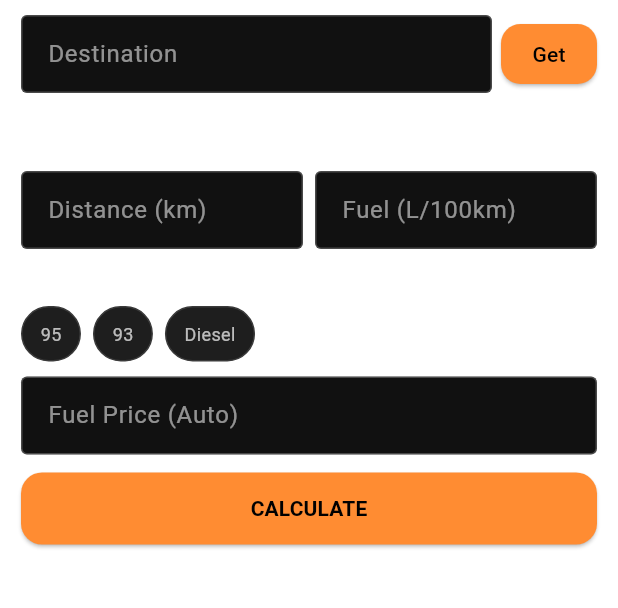
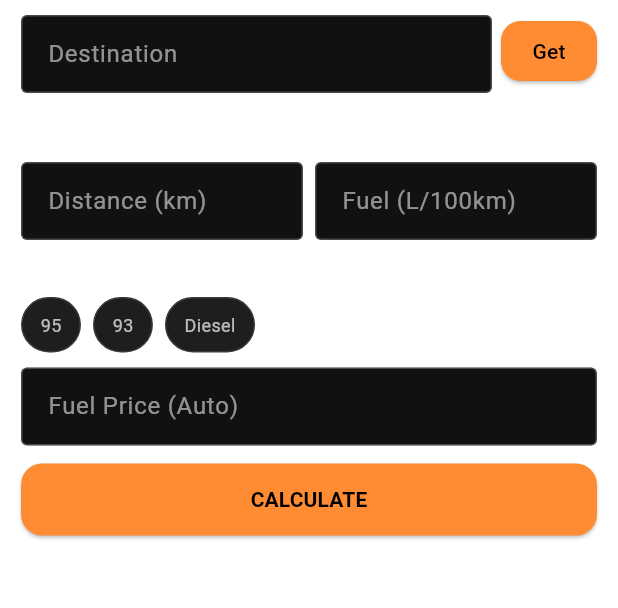
Before and after one commit to VSoulRSA/gazol, a Flutter app: the FuelScreen screen opened directly, on a phone screen of 412 x 824 dp, the part 171-779 px from its top. Run offline on Flutter 3.47's test engine with Material 3 defaults, Android fonts, the phone set to English and light mode, and no system bars; drawn by our look-alikes of google_mobile_ads; our stand-ins replace geocoding, geolocator, shared_preferences; accounts and stored records are empty; network calls fail.

Commit message:
Refine Gazol UI and improve decimal input handling

```diff
--- a/lib/main.dart
+++ b/lib/main.dart
@@ -582,6 +582,7 @@ class _FuelScreenState extends State<FuelScreen>
 
                     // Destination row (Destination field + Get button)
                     Row(
+                      crossAxisAlignment: CrossAxisAlignment.start,
                       children: [
                         Expanded(
                           child: TextField(
@@ -591,36 +592,54 @@ class _FuelScreenState extends State<FuelScreen>
                             decoration: boxInput("Destination"),
                           ),
                         ),
+
                         const SizedBox(width: 6),
+
+                        Column(
+                          children: [
                             ElevatedButton(
                               onPressed: fetchDistance,
                               style: ElevatedButton.styleFrom(
                                 backgroundColor: const Color(0xFFFF8C32),
-                            padding: const EdgeInsets.symmetric(horizontal: 13, vertical: 10),
+                                padding: const EdgeInsets.symmetric(
+                                  horizontal: 13,
+                                  vertical: 10,
+                                ),
                                 shape: RoundedRectangleBorder(
-                                borderRadius: BorderRadius.circular(13)),
+                                  borderRadius: BorderRadius.circular(13),
                                 ),
-                          child: const Text("Get", style: TextStyle(color: Colors.black)),
+                              ),
+                              child: const Text(
+                                "Get",
+                                style: TextStyle(color: Colors.black),
+                              ),
+                            ),
+
+                            const SizedBox(height: 6),
+
+                            if (currentLat != null && currentLng != null)
+                              SizedBox(
+                                width: 48,
+                                height: 40,
+                                child: ElevatedButton(
+                                  onPressed: _openMap,
+                                  style: ElevatedButton.styleFrom(
+                                    backgroundColor: const Color(0xFF1E1E1E),
+                                    padding: EdgeInsets.zero,
+                                    shape: RoundedRectangleBorder(
+                                      borderRadius: BorderRadius.circular(12),
+                                    ),
+                                  ),
+                                  child: const Icon(
+                                    Icons.map,
+                                    color: Color(0xFFFF8C32),
+                                    size: 20,
+                                  ),
+                                ),
                               ),
                           ],
                         ),
-
-                    const SizedBox(height: 8),
-
-                    // <<< MOVED: Show on Map button is now directly under the destination field >>>
-                    if (currentLat != null && currentLng != null)
-                      Padding(
-                        padding: const EdgeInsets.symmetric(vertical: 4, horizontal: 20),
-                        child: ElevatedButton.icon(
-                          onPressed: _openMap,
-                          icon: const Icon(Icons.map, color: Colors.black),
-                          label: const Text("Show on Map", style: TextStyle(color: Colors.black)),
-                          style: ElevatedButton.styleFrom(
-                            backgroundColor: const Color(0xFFFF8C32),
-                            shape: RoundedRectangleBorder(borderRadius: BorderRadius.circular(14)),
-                            padding: const EdgeInsets.symmetric(vertical: 8),
-                          ),
-                        ),
+                      ],
                     ),
 
                     const SizedBox(height: 10),
--- a/pubspec.yaml
+++ b/pubspec.yaml
@@ -16,7 +16,7 @@ publish_to: 'none' # Remove this line if you wish to publish to pub.dev
 # https://developer.apple.com/library/archive/documentation/General/Reference/InfoPlistKeyReference/Articles/CoreFoundationKeys.html
 # In Windows, build-name is used as the major, minor, and patch parts
 # of the product and file versions while build-number is used as the build suffix.
-version: 2.0.1+8
+version: 2.0.1+9
 
 environment:
   sdk: ^3.9.2
```
Lines whose indentation alone changed are shown as unchanged.
